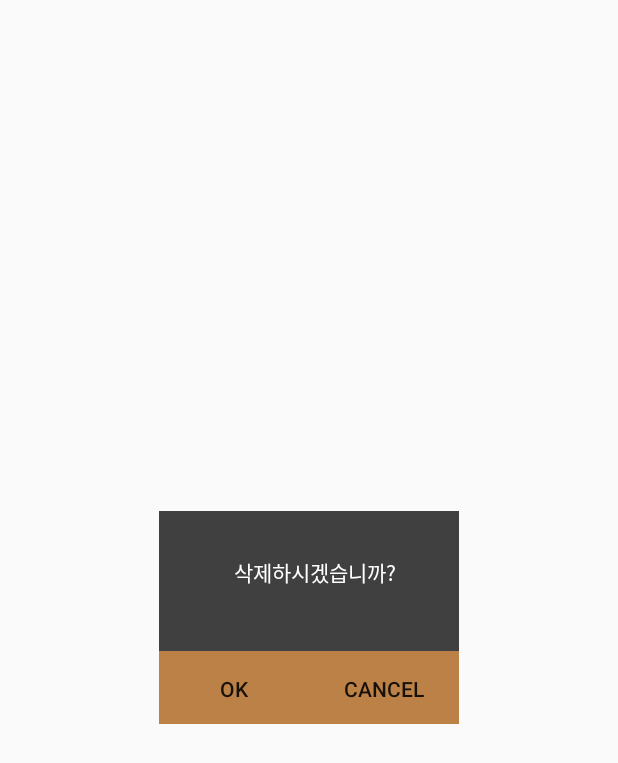
After one commit to tommyyun/SoolSool, an Android app: the layout tab1_dialog_delete.xml on its own in the app's theme, with its tools: preview values and no code run, on a phone screen of 412 x 824 dp. The commit adds this screen. Shown: the top 763 px of the screen. Run offline under Robolectric (Android 15) with nearby library versions, the phone set to English and light mode, and no system bars; network calls fail.

Commit message:
1. Added: Dialog popup window 2. Added: 방장 star mark 3. Added: textview of maxhold, currenthold.

```diff
--- a/app/src/main/AndroidManifest.xml
+++ b/app/src/main/AndroidManifest.xml
@@ -2,6 +2,7 @@
 <manifest xmlns:android="http://schemas.android.com/apk/res/android"
     package="com.example.q.soolsool">
     <uses-permission android:name="android.permission.INTERNET"/>
+    <uses-permission android:name="android.permission.CALL_PHONE"/>
 
     <application
 
--- a/app/src/main/res/layout/activity_chat.xml
+++ b/app/src/main/res/layout/activity_chat.xml
@@ -3,7 +3,8 @@
     xmlns:app="http://schemas.android.com/apk/res-auto"
     android:layout_width="match_parent"
     android:layout_height="match_parent"
-    android:orientation="vertical">
+    android:orientation="vertical"
+    >
 
 
     <LinearLayout
--- a/app/src/main/res/layout/activity_chat_single_message.xml
+++ b/app/src/main/res/layout/activity_chat_single_message.xml
@@ -1,5 +1,6 @@
 <?xml version="1.0" encoding="utf-8"?>
 <LinearLayout xmlns:android="http://schemas.android.com/apk/res/android"
+    android:id="@+id/single"
     android:layout_width="wrap_content"
     android:layout_height="wrap_content"
     android:padding="5dp"
--- a/app/src/main/res/layout/activity_main.xml
+++ b/app/src/main/res/layout/activity_main.xml
@@ -23,7 +23,7 @@
 
 
         <ImageView
-            android:id="@+id/imageView2"
+            android:id="@+id/daericall"
             android:layout_width="match_parent"
             android:layout_height="40dp"
             android:color="#f8c009"
--- /dev/null
+++ b/app/src/main/res/layout/tab1_dialog_delete.xml
@@ -0,0 +1,49 @@
+<?xml version="1.0" encoding="utf-8"?>
+<LinearLayout xmlns:android="http://schemas.android.com/apk/res/android"
+    xmlns:tools="http://schemas.android.com/tools"
+    android:layout_width="match_parent"
+    android:layout_height="match_parent"
+    android:gravity="center"
+    tools:context="com.example.q.soolsool.MainActivity">
+
+    <LinearLayout
+        android:layout_width="200dp"
+        android:layout_height="142dp"
+        android:background="#bd000000"
+        android:gravity="top"
+        android:orientation="vertical">
+
+        <TextView
+            android:paddingLeft="50dp"
+            android:paddingTop="30dp"
+            android:layout_width="match_parent"
+            android:layout_height="93dp"
+            android:textColor="#ffff"
+            android:text="삭제하시겠습니까?"/>
+
+        <LinearLayout
+            android:layout_width="match_parent"
+            android:layout_height="50dp"
+            android:orientation="horizontal">
+
+            <Button
+                android:id="@+id/delete"
+                android:layout_width="match_parent"
+                android:layout_height="match_parent"
+                android:layout_weight="1"
+                android:background="#bc8146"
+                android:text="Ok" />
+
+            <Button
+                android:id="@+id/Cancel"
+                android:layout_width="match_parent"
+                android:layout_height="match_parent"
+                android:layout_weight="1"
+                android:background="#bc8146"
+                android:text="Cancel" />
+
+        </LinearLayout>
+
+    </LinearLayout>
+
+</LinearLayout>
```
Also changed, not shown: app/src/main/java/com/example/q/soolsool/MainActivity.java (+18 -5 lines), app/src/main/java/com/example/q/soolsool/Room.java (+27 -0 lines), app/src/main/java/com/example/q/soolsool/Tab1.java (+114 -28 lines), app/src/main/res/layout/tab1_dialog_join.xml (added, +49 -0 lines), app/src/main/res/layout/tab1_room.xml (+26 -16 lines), app/src/main/res/drawable/lace.png (added).
